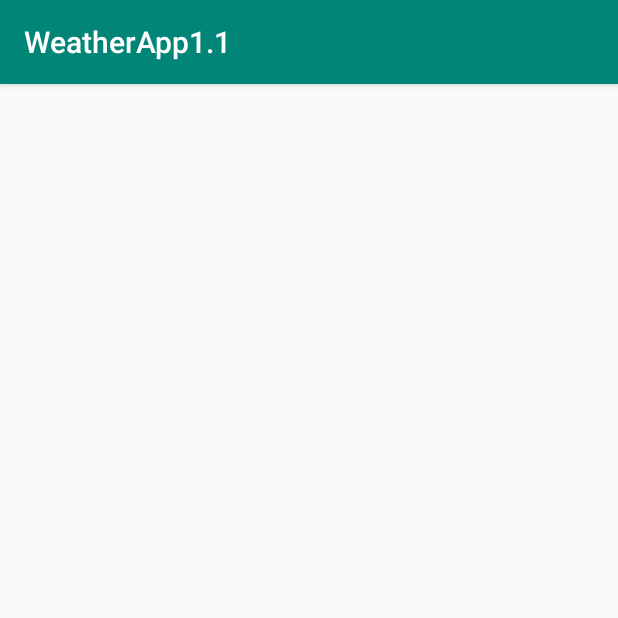
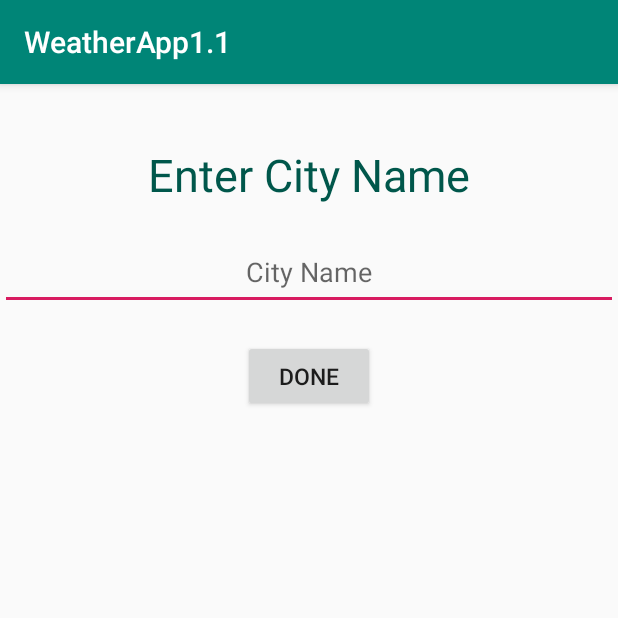
Before and after one commit to EFOC/Weather-App-0.1, an Android app: the AddWeatherItemActivity screen opened directly, with no data from a screen before it, on a phone screen of 412 x 824 dp, the top half of it. Run offline under Robolectric (Android 15) with nearby library versions, the phone set to English and light mode, and no system bars.

Commit message:
Create layout for adding weather.

```diff
--- a/app/src/main/res/layout/activity_add_weather_item.xml
+++ b/app/src/main/res/layout/activity_add_weather_item.xml
@@ -6,4 +6,30 @@
     android:layout_height="match_parent"
     tools:context=".AddWeatherItemActivity">
 
+    <TextView
+        android:layout_width="wrap_content"
+        android:layout_height="wrap_content"
+        android:text="Enter City Name"
+        android:layout_marginTop="40dp"
+        android:layout_gravity="center"
+        android:textColor="@color/colorPrimaryDark"
+        android:textSize="30sp"/>
+
+    <EditText
+        android:layout_width="match_parent"
+        android:layout_height="50dp"
+        android:layout_marginTop="20dp"
+        android:layout_gravity="center"
+        android:textAlignment="center"
+        android:singleLine="true"
+        android:hint="City Name" />
+
+    <Button
+        android:layout_width="wrap_content"
+        android:layout_height="wrap_content"
+        android:text="Done"
+        android:textSize="15sp"
+        android:layout_gravity="center"
+        android:layout_marginTop="20dp" />
+
 </LinearLayout>
```
